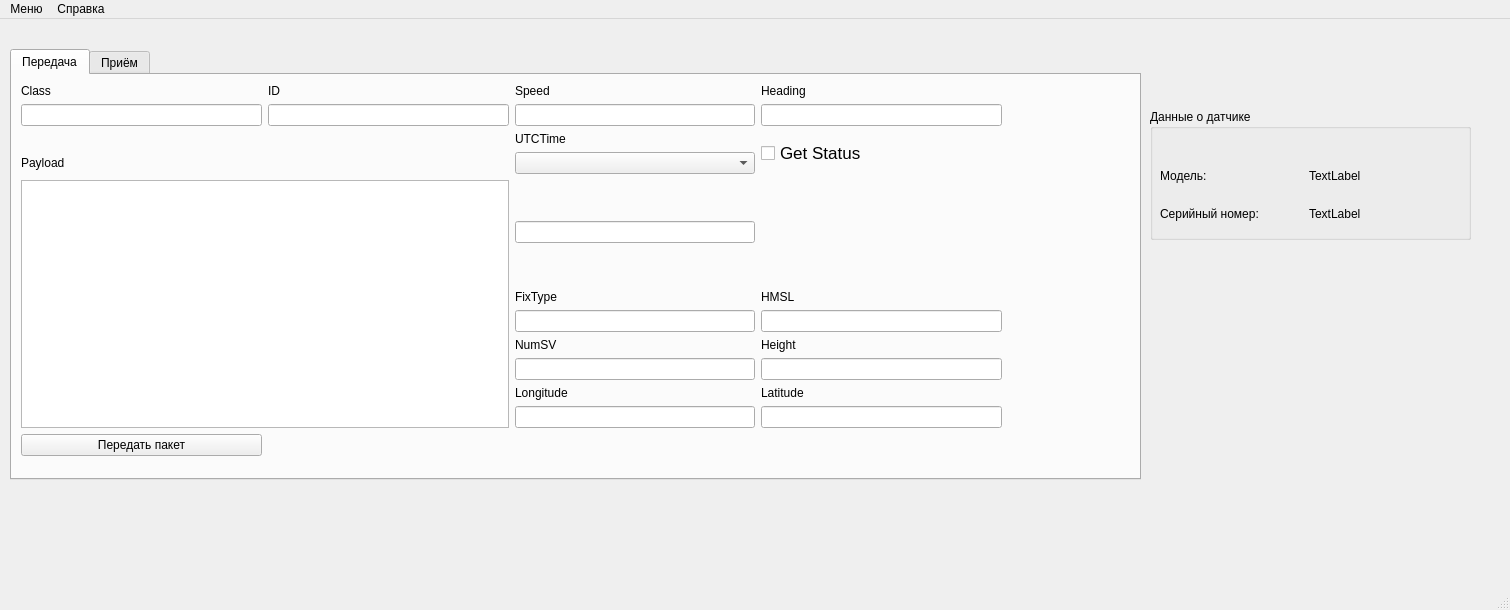
Semyon1968/GNSS-receiver-imitator, file gnsswindow.ui: the form before one commit.
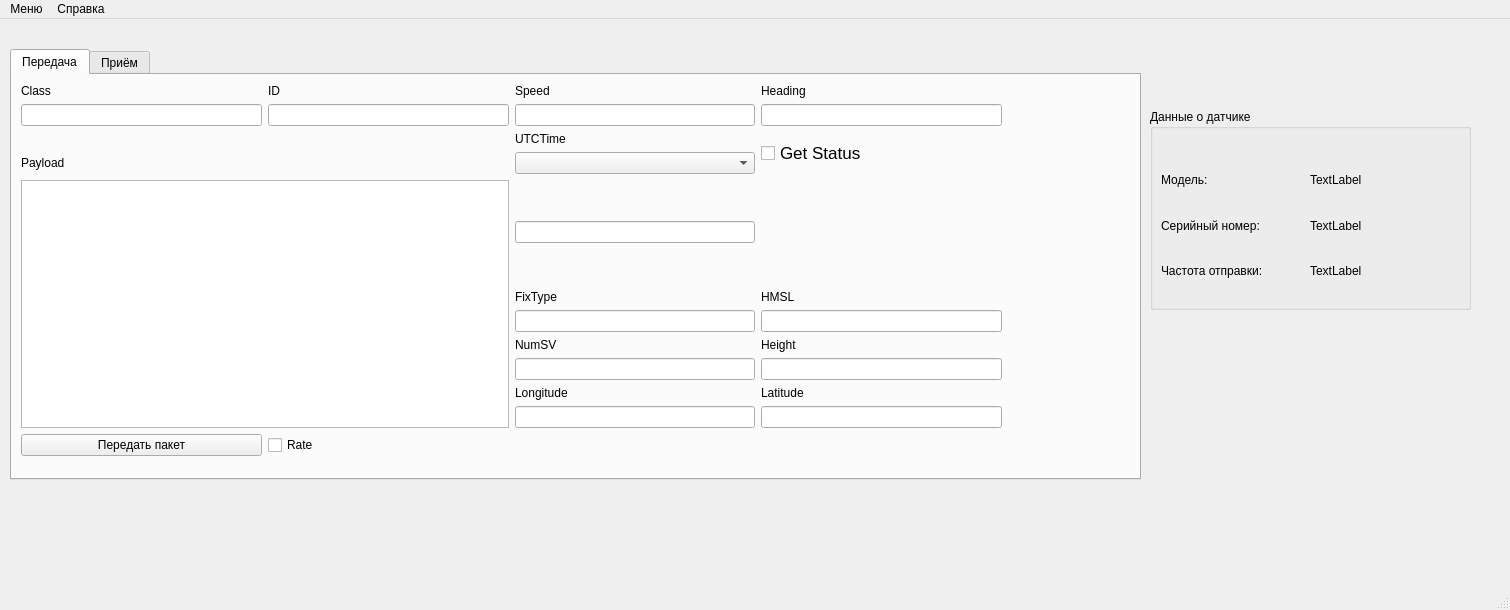
The form after the commit.

Commit message: Rate Send

```diff
--- a/gnsswindow.ui
+++ b/gnsswindow.ui
@@ -250,6 +250,13 @@
          </property>
         </widget>
        </item>
+       <item row="12" column="1">
+        <widget class="QCheckBox" name="cbRate">
+         <property name="text">
+          <string>Rate</string>
+         </property>
+        </widget>
+       </item>
       </layout>
      </widget>
     </widget>
@@ -491,7 +498,7 @@
       <x>1150</x>
       <y>90</y>
       <width>321</width>
-      <height>131</height>
+      <height>201</height>
      </rect>
     </property>
     <property name="title">
@@ -500,10 +507,10 @@
     <widget class="QWidget" name="">
      <property name="geometry">
       <rect>
-       <x>10</x>
-       <y>50</y>
+       <x>11</x>
+       <y>51</y>
        <width>291</width>
-       <height>71</height>
+       <height>131</height>
       </rect>
      </property>
      <layout class="QGridLayout" name="gridLayout_3">
@@ -535,6 +542,20 @@
         </property>
        </widget>
       </item>
+      <item row="2" column="0">
+       <widget class="QLabel" name="label_31">
+        <property name="text">
+         <string>Частота отправки:</string>
+        </property>
+       </widget>
+      </item>
+      <item row="2" column="1">
+       <widget class="QLabel" name="labelRate">
+        <property name="text">
+         <string>TextLabel</string>
+        </property>
+       </widget>
+      </item>
      </layout>
     </widget>
    </widget>
```
The commit also changes 62 other files.
